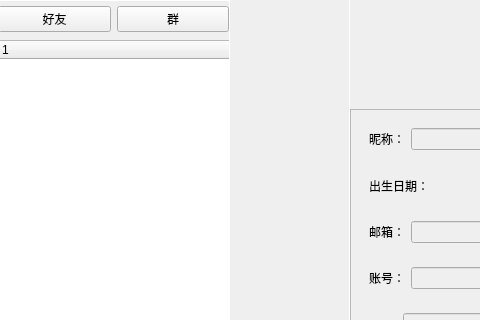
Old version of the form WexChat-client/friendswindow.ui in the repository xingyuwang1123/WexChat-client-; both pictures show x 0 to 480 and y 0 to 320 of the 800 by 534 pixel window.
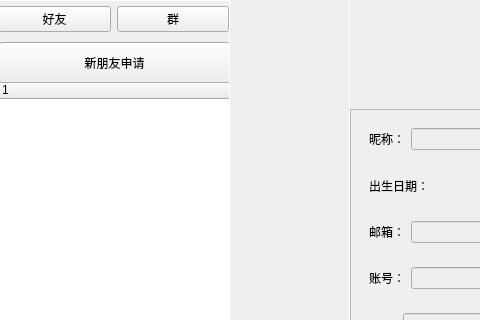
New version of the form. Icons and pictures are not drawn.

Patch:
```diff
--- a/WexChat-client/friendswindow.ui
+++ b/WexChat-client/friendswindow.ui
@@ -61,9 +61,9 @@
     <property name="geometry">
      <rect>
       <x>0</x>
-      <y>40</y>
+      <y>80</y>
       <width>231</width>
-      <height>501</height>
+      <height>461</height>
      </rect>
     </property>
     <property name="columnCount">
@@ -75,6 +75,28 @@
      </property>
     </column>
    </widget>
+   <widget class="QPushButton" name="applyButton">
+    <property name="geometry">
+     <rect>
+      <x>0</x>
+      <y>42</y>
+      <width>231</width>
+      <height>41</height>
+     </rect>
+    </property>
+    <property name="text">
+     <string>新朋友申请</string>
+    </property>
+    <property name="autoDefault">
+     <bool>false</bool>
+    </property>
+    <property name="default">
+     <bool>false</bool>
+    </property>
+    <property name="flat">
+     <bool>false</bool>
+    </property>
+   </widget>
   </widget>
   <widget class="QFrame" name="frame_2">
    <property name="geometry">
```
Left out of the diff: 2 changed lines with no effect on the pictures.
